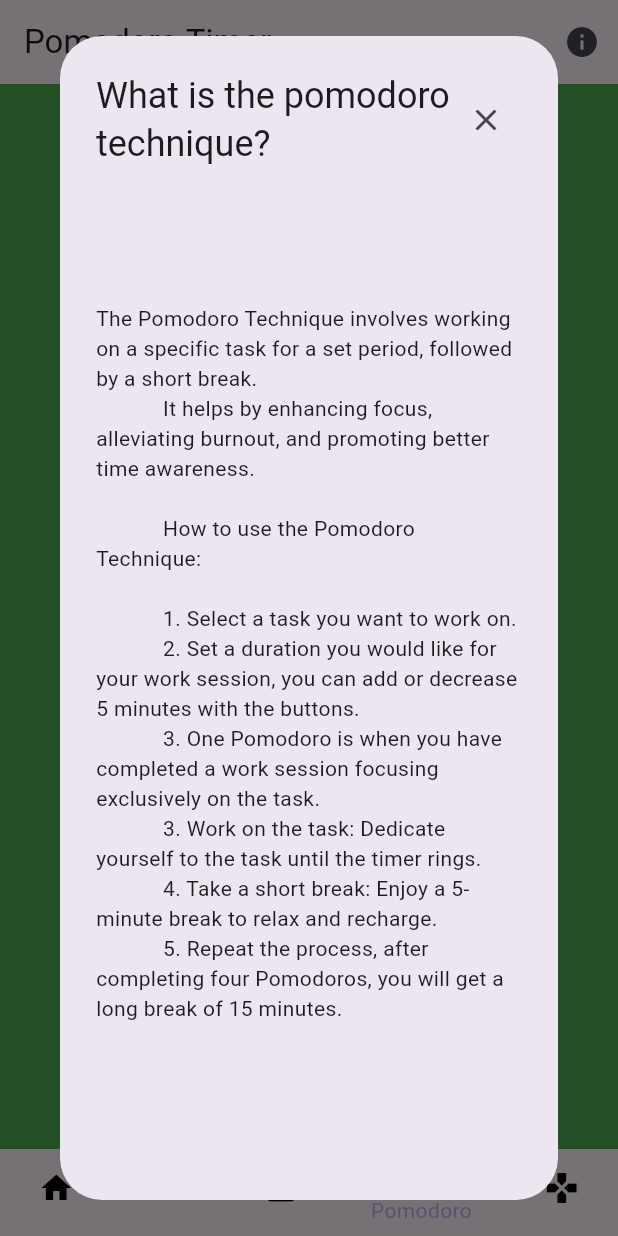
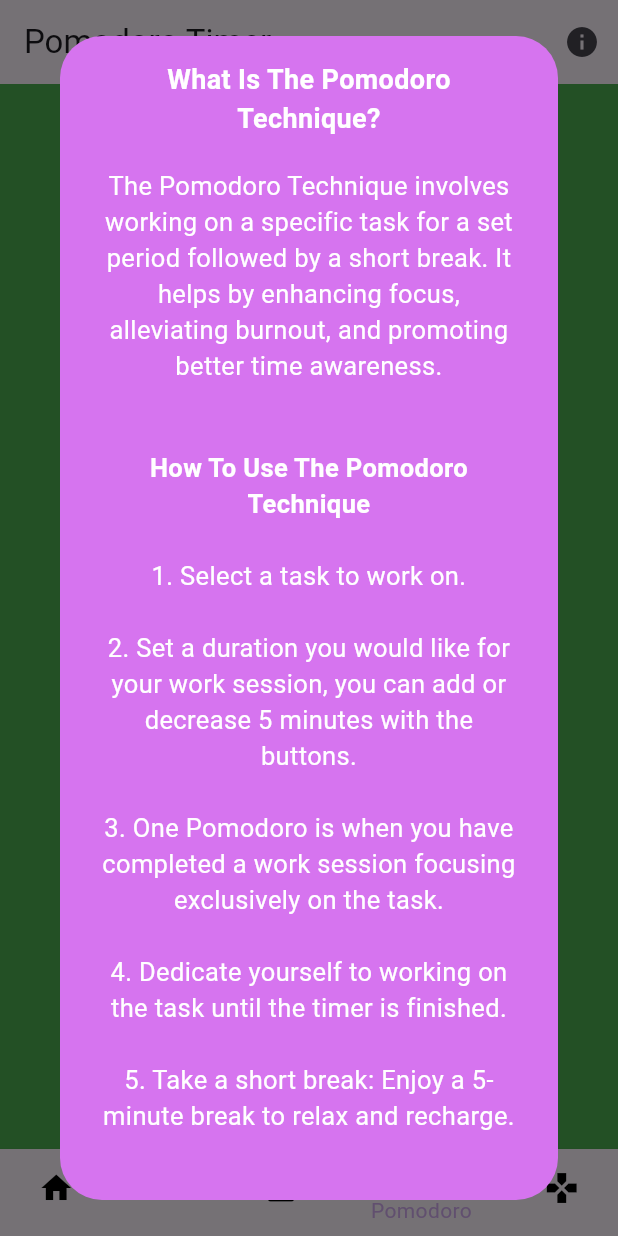
Before and after one commit to EhabHaque/wellness-app-master, a Flutter app: the screen it shows after launch, item 4 of the bottom bar chosen, after a tap on the "info" icon, on a phone screen of 412 x 824 dp. Run offline on Flutter 3.47's test engine with Material 3 defaults, Android fonts, the phone set to English and light mode, and no system bars; our stand-ins replace appwrite, flutter_local_notifications, shared_preferences; network calls fail.

Commit message:
Pomdoro info tab cleaned up

```diff
--- a/lib/Notifications.dart
+++ b/lib/Notifications.dart
@@ -102,48 +102,86 @@ class _PomodoroTimerState extends State<Notification>
     // You can use packages like flutter_local_notifications or others for notifications
   }
 
- void showInfoModal() {
+
+void showInfoModal() {
   showDialog(
     context: context,
     builder: (BuildContext context) {
       return AlertDialog(
-        title: Center(
-          child: Row(
+        backgroundColor: Color.fromARGB(255, 214, 116, 239), // Replace with your desired background color
+        content: SingleChildScrollView(
+          child: Column(
             children: [
-              Expanded(
-                child: Text('What is the pomodoro technique?'),
+              Container(
+                alignment: Alignment.center,
+                child: Text(
+                  'What Is The Pomodoro Technique?',
+                  style: TextStyle(
+                    fontWeight: FontWeight.bold,
+                    fontSize: 18.0,
+                    fontFamily: 'Roboto',
+                    color: Colors.white, // Replace with your desired text color
+                  ),
+                  textAlign: TextAlign.center,
+                ),
               ),
-              IconButton(
-                icon: Icon(Icons.close),
-                onPressed: () {
-                  Navigator.of(context).pop();
-                },
+              SizedBox(height: 20), // Add some space between text sections
+              Center(
+                child: Text(
+                  '''The Pomodoro Technique involves working on a specific task for a set period followed by a short break. It helps by enhancing focus, alleviating burnout, and promoting better time awareness.
+                  ''',
+                  style: TextStyle(
+                    fontSize: 17.0,
+                    fontFamily: 'Roboto',
+                    color: Colors.white,
+                  ),
+                  textAlign: TextAlign.center,
+                ),
+              ),
+              SizedBox(height: 20), // Add some space between text sections
+              Center(
+                child: Text(
+                  '''
+How To Use The Pomodoro Technique
+''',
+                  style: TextStyle(
+                    fontSize: 17.0,
+                    fontWeight: FontWeight.bold,
+                    fontFamily: 'Roboto',
+                    color: Colors.white,
+                  ),
+                  textAlign: TextAlign.center,
+                ),
+              ),
+              Center(
+                child: Text(
+                  '''
+1. Select a task to work on.
+
+2. Set a duration you would like for your work session, you can add or decrease 5 minutes with the buttons.
+
+3. One Pomodoro is when you have completed a work session focusing exclusively on the task.
+
+4. Dedicate yourself to working on the task until the timer is finished.
+
+5. Take a short break: Enjoy a 5-minute break to relax and recharge.
+
+6. Repeat the process, after completing four Pomodoros, you will get a longer break of 15 minutes.''',
+                  style: TextStyle(
+                    fontSize: 17.0,
+                    fontFamily: 'Roboto',
+                    color: Colors.white,
+                  ),
+                  textAlign: TextAlign.center,
+                ),
               ),
             ],
-          ),
-        ),
-        content: Center(
-          child: Text(
-            '''The Pomodoro Technique involves working on a specific task for a set period, followed by a short break.
-            It helps by enhancing focus, alleviating burnout, and promoting better time awareness.
-
-            How to use the Pomodoro Technique:
-
-            1. Select a task you want to work on.
-            2. Set a duration you would like for your work session, you can add or decrease 5 minutes with the buttons.
-            3. One Pomodoro is when you have completed a work session focusing exclusively on the task.
-            3. Work on the task: Dedicate yourself to the task until the timer rings.
-            4. Take a short break: Enjoy a 5-minute break to relax and recharge.
-            5. Repeat the process, after completing four Pomodoros, you will get a long break of 15 minutes.
-            ''',
           ),
         ),
       );
     },
   );
 }
-
-
 
 
   @override
--- a/lib/main.dart
+++ b/lib/main.dart
@@ -757,6 +757,7 @@ class WellnessActivityCard extends StatelessWidget {
   }
 }
 
+////////////////////////////////////////////////////////////////////////////
 
 class MyHttpOverrides extends HttpOverrides {
   @override
```
